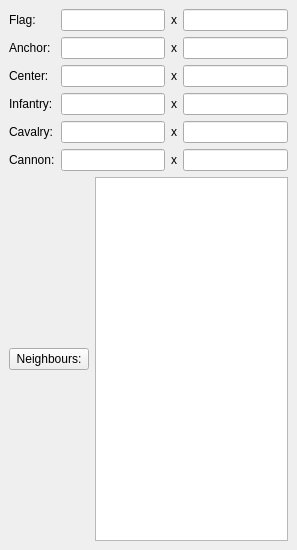
Qt form ksirkskineditor/ksirkcountrydefinition.ui (KDE/ksirk) before a commit.
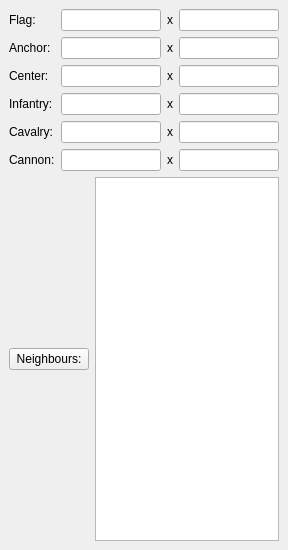
The same form after that commit. Custom widgets are drawn as their Qt base class.

The edit to the form file:
```diff
--- a/ksirkskineditor/ksirkcountrydefinition.ui
+++ b/ksirkskineditor/ksirkcountrydefinition.ui
@@ -5,7 +5,7 @@
    <rect>
     <x>0</x>
     <y>0</y>
-    <width>297</width>
+    <width>288</width>
     <height>550</height>
    </rect>
   </property>
```
Left out of the diff: 2 changed lines with no effect on the pictures.
